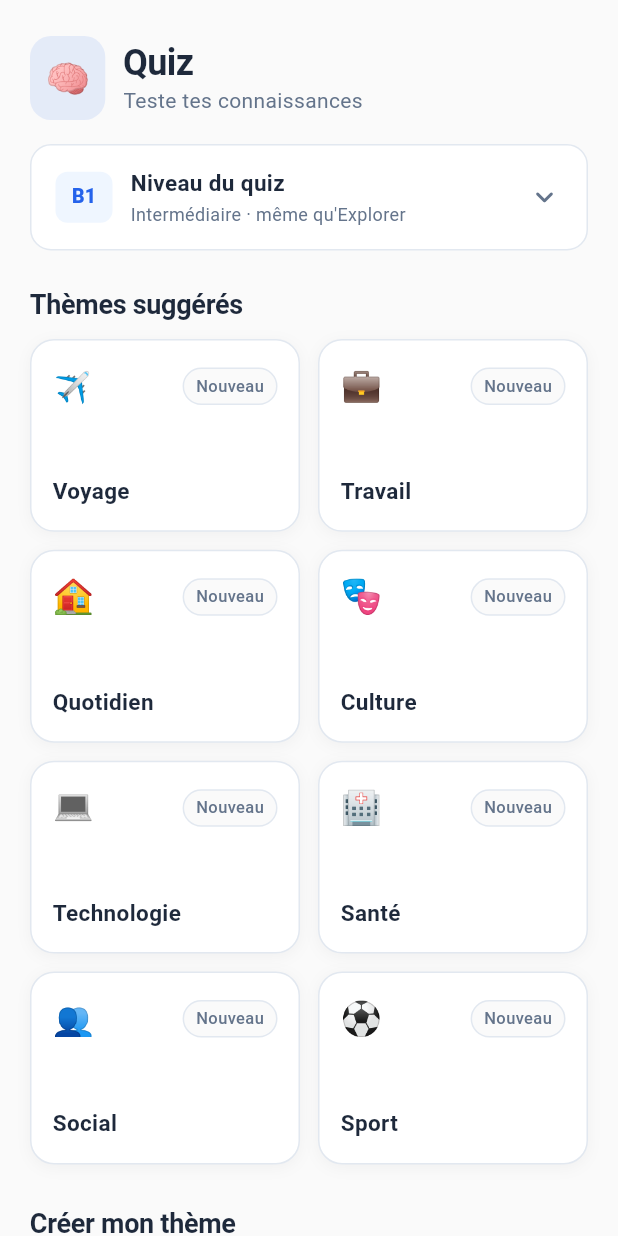
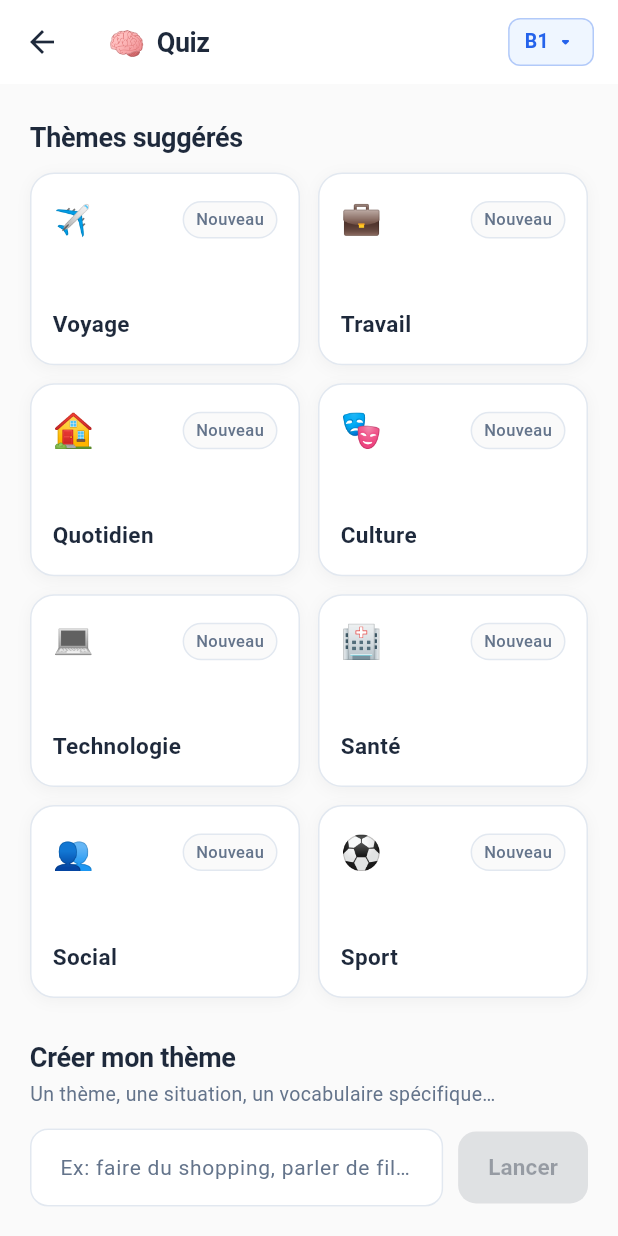
Before and after one commit to Arkheonick/Talkie, a Flutter app: the QuizSetupScreen screen opened directly, on a phone screen of 412 x 824 dp. Run offline on Flutter 3.47's test engine with Material 3 defaults, Android fonts, the phone set to English and light mode, and no system bars; our stand-ins replace flutter_dotenv, flutter_tts, google_generative_ai, hive_flutter, pdf, permission_handler and 2 more; missing offline and left inert: record; accounts and stored records are empty.

Commit message:
refactor: move Quiz level selector to AppBar chip
Replaces the full-width accordion at the top of the screen with a compact
chip (e.g. B1 ▾) in the AppBar, opening a bottom sheet on tap.
Theme grid is now the first visible content — no scrolling needed.

Co-Authored-By: Claude Sonnet 4.6 <noreply@anthropic.com>

```diff
--- a/lib/features/quiz/quiz_setup_screen.dart
+++ b/lib/features/quiz/quiz_setup_screen.dart
@@ -24,7 +24,6 @@ class _QuizSetupScreenState extends State<QuizSetupScreen> {
   UserProfile _profile = UserProfile.defaults();
   Map<String, QuizResult> _bestResults = {};
   bool _loading = true;
-  bool _levelOpen = false;
 
   @override
   void initState() {
@@ -57,7 +56,118 @@ class _QuizSetupScreenState extends State<QuizSetupScreen> {
   Future<void> _selectLevel(CefrLevel level) async {
     _profile.quizLevel = level;
     await _profileService.save(_profile);
-    setState(() => _levelOpen = false);
+    setState(() {});
+  }
+
+  void _showLevelPicker() {
+    final current = _profile.effectiveQuizLevel;
+    showModalBottomSheet(
+      context: context,
+      backgroundColor: Colors.white,
+      shape: const RoundedRectangleBorder(
+        borderRadius: BorderRadius.vertical(top: Radius.circular(20)),
+      ),
+      builder: (_) => Padding(
+        padding: const EdgeInsets.fromLTRB(20, 16, 20, 32),
+        child: Column(
+          mainAxisSize: MainAxisSize.min,
+          crossAxisAlignment: CrossAxisAlignment.start,
+          children: [
+            Center(
+              child: Container(
+                width: 36,
+                height: 4,
+                decoration: BoxDecoration(
+                  color: AppTheme.border,
+                  borderRadius: BorderRadius.circular(2),
+                ),
+              ),
+            ),
+            const SizedBox(height: 20),
+            const Text(
+              'Niveau du quiz',
+              style: TextStyle(
+                fontSize: 17,
+                fontWeight: FontWeight.w700,
+                color: AppTheme.onSurface,
+              ),
+            ),
+            const SizedBox(height: 4),
+            Text(
+              'Indépendant de ton niveau dans Apprendre.',
+              style: TextStyle(fontSize: 13, color: AppTheme.muted),
+            ),
+            const SizedBox(height: 16),
+            ...CefrLevel.values.map((lvl) {
+              final isSelected = current == lvl;
+              return GestureDetector(
+                onTap: () {
+                  Navigator.pop(context);
+                  _selectLevel(lvl);
+                },
+                child: AnimatedContainer(
+                  duration: const Duration(milliseconds: 150),
+                  margin: const EdgeInsets.only(bottom: 8),
+                  padding: const EdgeInsets.symmetric(
+                      horizontal: 14, vertical: 12),
+                  decoration: BoxDecoration(
+                    color: isSelected
+                        ? AppTheme.primaryLight
+                        : AppTheme.surface,
+                    borderRadius: BorderRadius.circular(12),
+                    border: Border.all(
+                      color: isSelected ? AppTheme.primary : AppTheme.border,
+                      width: isSelected ? 1.5 : 1,
+                    ),
+                  ),
+                  child: Row(
+                    children: [
+                      Container(
+                        width: 36,
+                        height: 30,
+                        decoration: BoxDecoration(
+                          color: isSelected ? AppTheme.primary : Colors.white,
+                          borderRadius: BorderRadius.circular(7),
+                          border: Border.all(color: AppTheme.border),
+                        ),
+                        child: Center(
+                          child: Text(
+                            lvl.code,
+                            style: TextStyle(
+                              fontWeight: FontWeight.w800,
+                              fontSize: 12,
+                              color: isSelected ? Colors.white : AppTheme.muted,
+                            ),
+                          ),
+                        ),
+                      ),
+                      const SizedBox(width: 12),
+                      Text(
+                        lvl.labelFr,
+                        style: TextStyle(
+                          fontSize: 15,
+                          fontWeight: isSelected
+                              ? FontWeight.w600
+                              : FontWeight.w400,
+                          color: isSelected
+                              ? AppTheme.primary
+                              : AppTheme.onSurface,
+                        ),
+                      ),
+                      if (isSelected) ...[
+                        const Spacer(),
+                        Icon(Icons.check_rounded,
+                            color: AppTheme.primary, size: 18),
+                      ],
+                    ],
+                  ),
+                ),
+              );
+            }),
+          ],
+        ),
+      ),
+    );
   }
 
   void _startQuiz(QuizTheme theme) {
@@ -88,245 +198,62 @@ class _QuizSetupScreenState extends State<QuizSetupScreen> {
 
   @override
   Widget build(BuildContext context) {
+    final level = _profile.effectiveQuizLevel;
     return Scaffold(
       backgroundColor: AppTheme.surface,
-      body: SafeArea(
-        child: _loading
-            ? const Center(child: CircularProgressIndicator())
-            : CustomScrollView(
-                slivers: [
-                  _buildHeader(),
-                  _buildLevelBadge(),
-                  _buildSuggestedTitle(),
-                  _buildThemeGrid(),
-                  _buildCustomSection(),
-                  const SliverToBoxAdapter(child: SizedBox(height: 32)),
+      appBar: AppBar(
+        backgroundColor: Colors.white,
+        surfaceTintColor: Colors.transparent,
+        title: const Row(
+          children: [
+            Text('🧠', style: TextStyle(fontSize: 20)),
+            SizedBox(width: 8),
+            Text('Quiz'),
+          ],
+        ),
+        actions: [
+          GestureDetector(
+            onTap: _showLevelPicker,
+            child: Container(
+              margin: const EdgeInsets.only(right: 16),
+              padding:
+                  const EdgeInsets.symmetric(horizontal: 10, vertical: 5),
+              decoration: BoxDecoration(
+                color: AppTheme.primaryLight,
+                borderRadius: BorderRadius.circular(8),
+                border: Border.all(
+                    color: AppTheme.primary.withValues(alpha: 0.3)),
+              ),
+              child: Row(
+                mainAxisSize: MainAxisSize.min,
+                children: [
+                  Text(
+                    level.code,
+                    style: const TextStyle(
+                      fontSize: 13,
+                      fontWeight: FontWeight.w700,
+                      color: AppTheme.primary,
+                    ),
+                  ),
+                  const SizedBox(width: 3),
+                  const Icon(Icons.arrow_drop_down_rounded,
+                      size: 16, color: AppTheme.primary),
                 ],
               ),
+            ),
+          ),
+        ],
       ),
-    );
-  }
-
-  Widget _buildHeader() {
-    return SliverToBoxAdapter(
-      child: Padding(
-        padding: const EdgeInsets.fromLTRB(20, 24, 20, 0),
-        child: Column(
-          crossAxisAlignment: CrossAxisAlignment.start,
-          children: [
-            Row(
-              children: [
-                Container(
-                  padding: const EdgeInsets.all(10),
-                  decoration: BoxDecoration(
-                    color: AppTheme.primary.withOpacity(0.1),
-                    borderRadius: BorderRadius.circular(14),
-                  ),
-                  child: const Text('🧠', style: TextStyle(fontSize: 24)),
-                ),
-                const SizedBox(width: 12),
-                Column(
-                  crossAxisAlignment: CrossAxisAlignment.start,
-                  children: [
-                    Text(
-                      'Quiz',
-                      style: Theme.of(context)
-                          .textTheme
-                          .headlineMedium
-                          ?.copyWith(fontWeight: FontWeight.w700),
-                    ),
-                    Text(
-                      'Teste tes connaissances',
-                      style: Theme.of(context)
-                          .textTheme
-                          .bodyMedium,
-                    ),
-                  ],
-                ),
+      body: _loading
+          ? const Center(child: CircularProgressIndicator())
+          : CustomScrollView(
+              slivers: [
+                _buildSuggestedTitle(),
+                _buildThemeGrid(),
+                _buildCustomSection(),
+                const SliverToBoxAdapter(child: SizedBox(height: 32)),
               ],
             ),
-          ],
-        ),
-      ),
-    );
-  }
-
-  Widget _buildLevelBadge() {
-    final level = _profile.effectiveQuizLevel;
-    final isCustom = _profile.quizLevel != null;
-    return SliverToBoxAdapter(
-      child: Padding(
-        padding: const EdgeInsets.fromLTRB(20, 16, 20, 0),
-        child: AnimatedContainer(
-          duration: const Duration(milliseconds: 200),
-          decoration: BoxDecoration(
-            color: Colors.white,
-            borderRadius: BorderRadius.circular(14),
-            border: Border.all(
-              color: _levelOpen ? AppTheme.primary : AppTheme.border,
-              width: _levelOpen ? 1.5 : 1,
-            ),
-          ),
-          child: Column(
-            children: [
-              GestureDetector(
-                onTap: () => setState(() => _levelOpen = !_levelOpen),
-                behavior: HitTestBehavior.opaque,
-                child: Padding(
-                  padding: const EdgeInsets.symmetric(
-                      horizontal: 16, vertical: 14),
-                  child: Row(
-                    children: [
-                      Container(
-                        width: 38,
-                        height: 34,
-                        decoration: BoxDecoration(
-                          color: _levelOpen
-                              ? AppTheme.primary
-                              : AppTheme.primaryLight,
-                          borderRadius: BorderRadius.circular(8),
-                        ),
-                        child: Center(
-                          child: Text(
-                            level.code,
-                            style: TextStyle(
-                              fontWeight: FontWeight.w800,
-                              fontSize: 13,
-                              color: _levelOpen
-                                  ? Colors.white
-                                  : AppTheme.primary,
-                            ),
-                          ),
-                        ),
-                      ),
-                      const SizedBox(width: 12),
-                      Expanded(
-                        child: Column(
-                          crossAxisAlignment: CrossAxisAlignment.start,
-                          children: [
-                            const Text(
-                              'Niveau du quiz',
-                              style: TextStyle(
-                                fontWeight: FontWeight.w700,
-                                fontSize: 15,
-                                color: AppTheme.onSurface,
-                              ),
-                            ),
-                            Text(
-                              isCustom
-                                  ? level.labelFr
-                                  : '${level.labelFr} · même qu\'Explorer',
-                              style: const TextStyle(
-                                  fontSize: 12, color: AppTheme.muted),
-                            ),
-                          ],
-                        ),
-                      ),
-                      AnimatedRotation(
-                        turns: _levelOpen ? 0.5 : 0,
-                        duration: const Duration(milliseconds: 200),
-                        child: const Icon(
-                            Icons.keyboard_arrow_down_rounded,
-                            color: AppTheme.muted),
-                      ),
-                    ],
-                  ),
-                ),
-              ),
-              AnimatedCrossFade(
-                duration: const Duration(milliseconds: 200),
-                crossFadeState: _levelOpen
-                    ? CrossFadeState.showSecond
-                    : CrossFadeState.showFirst,
-                firstChild: const SizedBox(width: double.infinity),
-                secondChild: Column(
-                  children: [
-                    const Divider(height: 1, color: AppTheme.border),
-                    Padding(
-                      padding: const EdgeInsets.fromLTRB(12, 10, 12, 12),
-                      child: Column(
-                        children: CefrLevel.values.map((lvl) {
-                          final isSelected = level == lvl;
-                          return GestureDetector(
-                            onTap: () => _selectLevel(lvl),
-                            child: AnimatedContainer(
-                              duration: const Duration(milliseconds: 150),
-                              margin: const EdgeInsets.only(bottom: 6),
-                              padding: const EdgeInsets.symmetric(
-                                  horizontal: 12, vertical: 10),
-                              decoration: BoxDecoration(
-                                color: isSelected
-                                    ? AppTheme.primaryLight
-                                    : AppTheme.surface,
-                                borderRadius: BorderRadius.circular(10),
-                                border: Border.all(
-                                  color: isSelected
-                                      ? AppTheme.primary
-                                      : AppTheme.border,
-                                  width: isSelected ? 1.5 : 1,
-                                ),
-                              ),
-                              child: Row(
-                                children: [
-                                  Container(
-                                    width: 32,
-                                    height: 28,
-                                    decoration: BoxDecoration(
-                                      color: isSelected
-                                          ? AppTheme.primary
-                                          : Colors.white,
-                                      borderRadius:
-                                          BorderRadius.circular(6),
-                                      border: Border.all(
-                                          color: isSelected
-                                              ? AppTheme.primary
-                                              : AppTheme.border),
-                                    ),
-                                    child: Center(
-                                      child: Text(
-                                        lvl.code,
-                                        style: TextStyle(
-                                          fontWeight: FontWeight.w700,
-                                          fontSize: 11,
-                                          color: isSelected
-                                              ? Colors.white
-                                              : AppTheme.muted,
-                                        ),
-                                      ),
-                                    ),
-                                  ),
-                                  const SizedBox(width: 10),
-                                  Text(
-                                    lvl.labelFr,
-                                    style: TextStyle(
-                                      fontSize: 14,
-                                      fontWeight: isSelected
-                                          ? FontWeight.w600
-                                          : FontWeight.w400,
-                                      color: isSelected
-                                          ? AppTheme.primary
-                                          : AppTheme.onSurface,
-                                    ),
-                                  ),
-                                  if (isSelected) ...[
-                                    const Spacer(),
-                                    Icon(Icons.check_rounded,
-                                        color: AppTheme.primary, size: 18),
-                                  ],
-                                ],
-                              ),
-                            ),
-                          );
-                        }).toList(),
-                      ),
-                    ),
-                  ],
-                ),
-              ),
-            ],
-          ),
-        ),
-      ),
     );
   }
 
```
